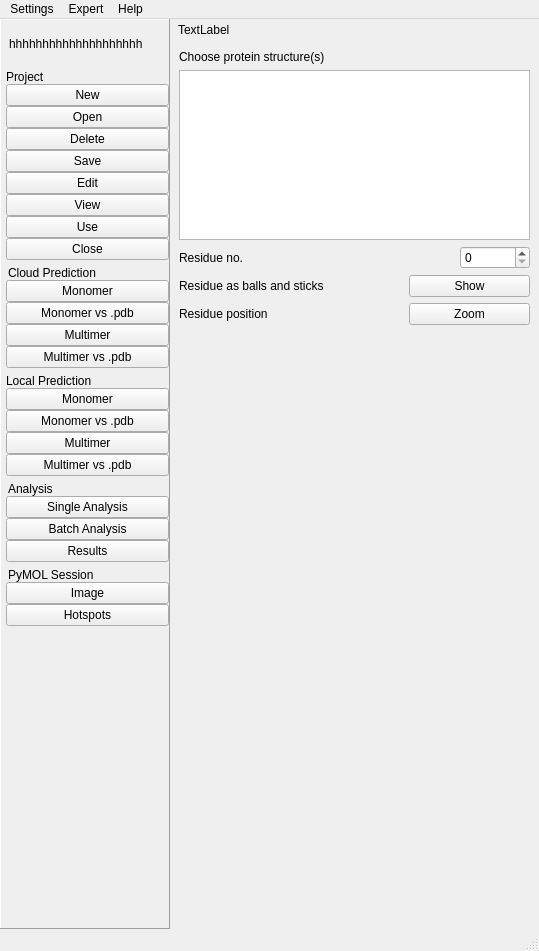
Qt form pyssa/gui/ui/forms/mainWindow_alt.ui (urban233/PySSA) before a commit.
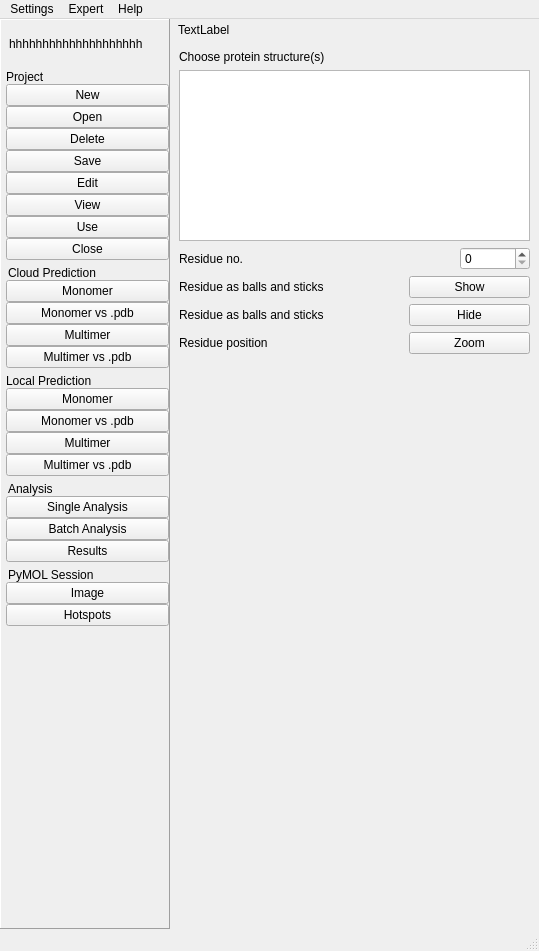
The same form after that commit. The open tabs and pages were chosen to show the change. Icons and pictures are not drawn.

Commit message: updating hotspot page

The edit to the form file:
```diff
--- a/pyssa/gui/ui/forms/mainWindow_alt.ui
+++ b/pyssa/gui/ui/forms/mainWindow_alt.ui
@@ -4380,6 +4380,30 @@
               <item>
                <layout class="QHBoxLayout" name="horizontalLayout_68">
                 <item>
+                 <widget class="QLabel" name="lbl_hotspots_resi_hide">
+                  <property name="text">
+                   <string>Residue as balls and sticks</string>
+                  </property>
+                 </widget>
+                </item>
+                <item>
+                 <widget class="QPushButton" name="btn_hotspots_resi_hide">
+                  <property name="maximumSize">
+                   <size>
+                    <width>121</width>
+                    <height>16777215</height>
+                   </size>
+                  </property>
+                  <property name="text">
+                   <string>Hide</string>
+                  </property>
+                 </widget>
+                </item>
+               </layout>
+              </item>
+              <item>
+               <layout class="QHBoxLayout" name="horizontalLayout_70">
+                <item>
                  <widget class="QLabel" name="lbl_hotspots_resi_zoom">
                   <property name="text">
                    <string>Residue position</string>
@@ -4409,7 +4433,7 @@
                 <property name="sizeHint" stdset="0">
                  <size>
                   <width>20</width>
-                  <height>617</height>
+                  <height>587</height>
                  </size>
                 </property>
                </spacer>
```
The commit also changes 4 other files.
